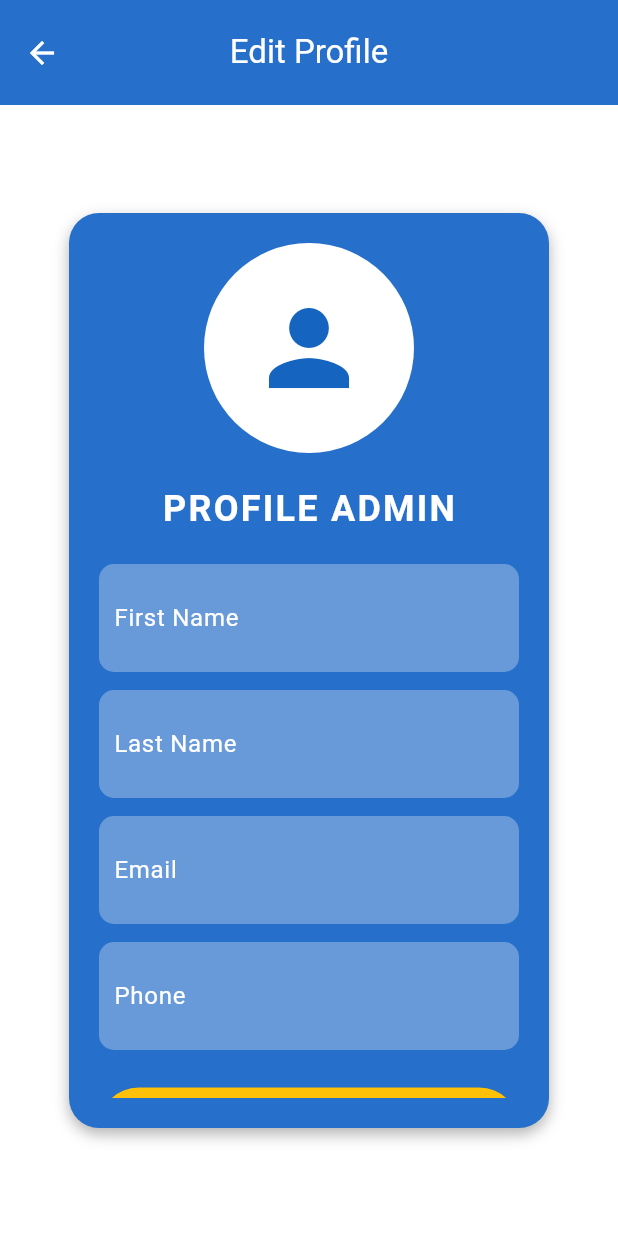
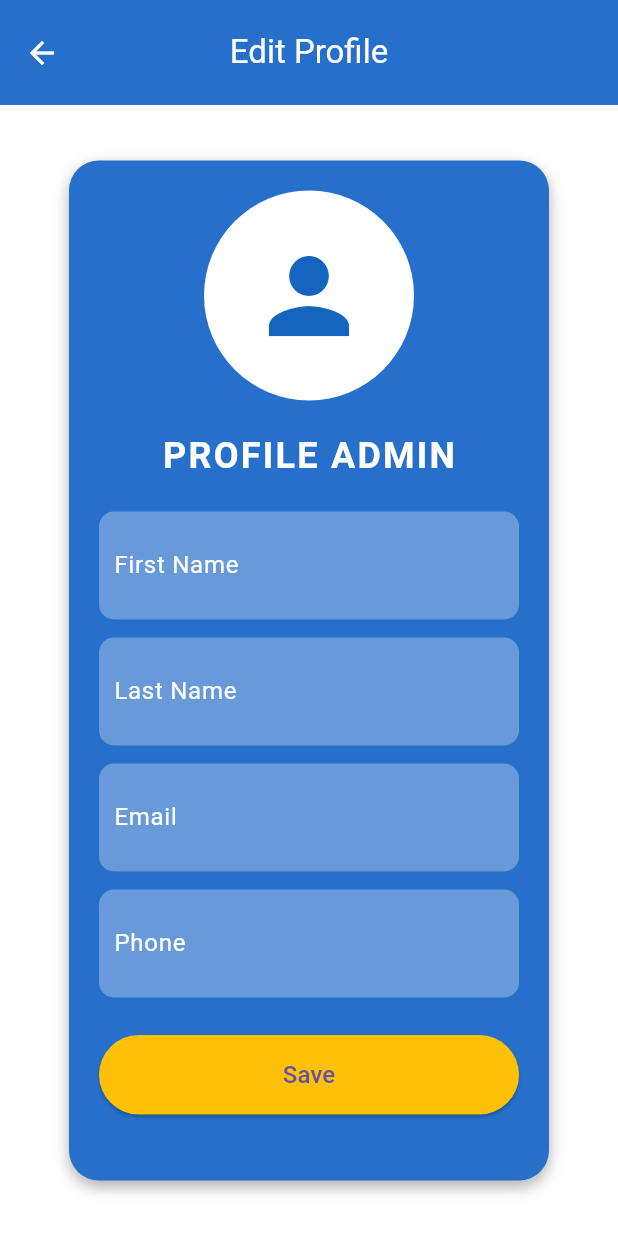
Before and after one commit to dean00sg/PetsCare, a Flutter app: the EditProfileAdminScreen screen opened directly with empty values, on a phone screen of 412 x 824 dp. Shown: the top 1233 px of the screen. Run offline on Flutter 3.47's test engine with Material 3 defaults, Android fonts, the phone set to English and light mode, and no system bars; our stand-ins replace bloc, equatable, flutter_bloc, jwt_decoder, logger, shared_preferences; accounts and stored records are empty.

Commit message:
Frontend: fix size container for editprofile page

```diff
--- a/frontend/lib/admin/widget/editprofile.dart
+++ b/frontend/lib/admin/widget/editprofile.dart
@@ -43,7 +43,7 @@ class _EditProfileScreenState extends State<EditProfileAdminScreen> {
       body: Center(
         child: Container( //ปรับขนาดของ container
           width: 320,
-          height: 610,
+          height: 680,
           padding: const EdgeInsets.all(20.0),
           decoration: profileContainerDecoration,
           child: SingleChildScrollView( //SingleChildScrollView ป้องกันการล้นของหน้าจอ
```
